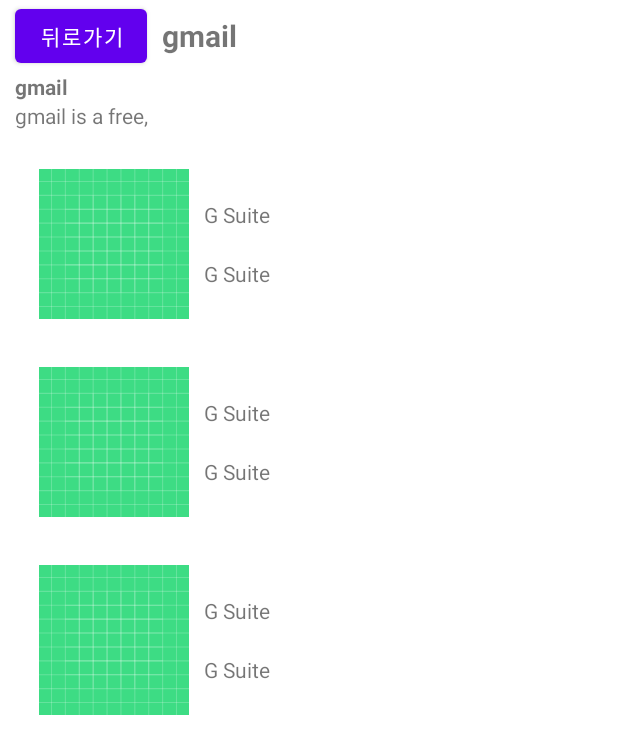
After one commit to yooeunyeoul/BugsReport, an Android app: the layout activity_search_result.xml on its own in the app's theme, with its tools: preview values and no code run, on a phone screen of 412 x 824 dp. The commit adds this screen. Shown: the top 754 px of the screen. Run offline under Robolectric (Android 15) with nearby library versions, the phone set to English and light mode, and no system bars; network calls fail.

Commit message:
bugs report

```diff
--- a/app/src/main/AndroidManifest.xml
+++ b/app/src/main/AndroidManifest.xml
@@ -22,6 +22,7 @@
                 <category android:name="android.intent.category.LAUNCHER" />
             </intent-filter>
         </activity>
+        <activity android:name=".SearchResultActivity"/>
     </application>
 
 </manifest>
--- /dev/null
+++ b/app/src/main/res/layout/activity_search_result.xml
@@ -0,0 +1,80 @@
+<?xml version="1.0" encoding="utf-8"?>
+<androidx.constraintlayout.widget.ConstraintLayout xmlns:android="http://schemas.android.com/apk/res/android"
+    xmlns:app="http://schemas.android.com/apk/res-auto"
+    xmlns:tools="http://schemas.android.com/tools"
+    android:layout_width="match_parent"
+    android:layout_height="match_parent">
+
+
+    <LinearLayout
+        android:id="@+id/toolbar"
+        android:layout_width="match_parent"
+        android:layout_height="wrap_content"
+        app:layout_constraintBaseline_toTopOf="parent"
+        app:layout_constraintEnd_toEndOf="parent"
+        app:layout_constraintStart_toStartOf="parent">
+
+        <Button
+            android:id="@+id/btnBack"
+            android:layout_width="wrap_content"
+            android:layout_height="wrap_content"
+            android:layout_marginStart="10dp"
+            android:layout_marginLeft="10dp"
+            android:text="뒤로가기" />
+
+        <TextView
+            android:id="@+id/tvKeyword"
+            android:layout_width="wrap_content"
+            android:layout_height="wrap_content"
+            android:layout_gravity="center_vertical"
+            android:layout_marginStart="10dp"
+            android:layout_marginLeft="10dp"
+            android:textSize="20sp"
+            android:textStyle="bold"
+            tools:text="gmail" />
+    </LinearLayout>
+
+    <LinearLayout
+        android:id="@+id/headerView"
+        android:layout_width="match_parent"
+        android:layout_height="wrap_content"
+        android:layout_marginStart="10dp"
+        android:layout_marginLeft="10dp"
+        android:layout_marginEnd="10dp"
+        android:layout_marginRight="19dp"
+        android:orientation="vertical"
+        app:layout_constraintTop_toBottomOf="@+id/toolbar">
+
+        <ImageView
+            android:id="@+id/headerIamge"
+            android:layout_width="wrap_content"
+            android:layout_height="wrap_content" />
+
+        <TextView
+            android:id="@+id/headerTitle"
+            android:layout_width="wrap_content"
+            android:layout_height="wrap_content"
+            android:textStyle="bold"
+            tools:text="gmail" />
+
+        <TextView
+            android:id="@+id/headerDes"
+            android:layout_width="wrap_content"
+            android:layout_height="wrap_content"
+            tools:text="gmail is a free," />
+
+    </LinearLayout>
+
+    <androidx.recyclerview.widget.RecyclerView
+        android:id="@+id/listViewBody"
+        android:layout_width="match_parent"
+        android:layout_height="wrap_content"
+        android:layout_marginStart="10dp"
+        android:layout_marginTop="10dp"
+        app:layoutManager="androidx.recyclerview.widget.LinearLayoutManager"
+        android:layout_marginEnd="10dp"
+        app:layout_constraintTop_toBottomOf="@+id/headerView"
+        tools:listitem="@layout/item_body" />
+
+
+</androidx.constraintlayout.widget.ConstraintLayout>
--- /dev/null
+++ b/app/src/main/res/layout/item_body.xml
@@ -0,0 +1,43 @@
+<?xml version="1.0" encoding="utf-8"?>
+<layout>
+    <androidx.constraintlayout.widget.ConstraintLayout xmlns:android="http://schemas.android.com/apk/res/android"
+        xmlns:app="http://schemas.android.com/apk/res-auto"
+        xmlns:tools="http://schemas.android.com/tools"
+        android:layout_width="match_parent"
+        android:layout_height="wrap_content"
+        android:layout_margin="16dp">
+
+        <ImageView
+            android:id="@+id/bodyImage"
+            android:layout_width="100dp"
+            android:layout_height="100dp"
+            app:layout_constraintStart_toStartOf="parent"
+            app:layout_constraintTop_toBottomOf="parent"
+            app:layout_constraintTop_toTopOf="parent"
+            tools:src="@drawable/ic_launcher_background" />
+
+        <TextView
+            android:id="@+id/botyTitle"
+            android:layout_width="wrap_content"
+            android:layout_height="wrap_content"
+            android:layout_marginStart="10dp"
+            android:layout_marginLeft="10dp"
+            app:layout_constraintBottom_toTopOf="@+id/bodyDes"
+            app:layout_constraintStart_toEndOf="@+id/bodyImage"
+            app:layout_constraintTop_toTopOf="parent"
+            tools:text="G Suite" />
+
+        <TextView
+            android:id="@+id/bodyDes"
+            android:layout_width="wrap_content"
+            android:layout_height="wrap_content"
+            android:layout_marginStart="10dp"
+            android:layout_marginLeft="10dp"
+            app:layout_constraintBottom_toBottomOf="@+id/bodyImage"
+            app:layout_constraintStart_toEndOf="@id/bodyImage"
+            app:layout_constraintTop_toBottomOf="@id/botyTitle"
+            tools:text="G Suite" />
+
+
+    </androidx.constraintlayout.widget.ConstraintLayout>
+</layout>
```
Also changed, not shown: HttpConnection/src/main/java/com/dongeul/httpconnection/HttpConnection.kt (+27 -35 lines), app/build.gradle (+11 -0 lines), app/src/main/java/com/dongeul/bugsreport/MainActivity.kt (+16 -10 lines), app/src/main/java/com/dongeul/bugsreport/SearchResultActivity.kt (added, +57 -0 lines), app/src/main/java/com/dongeul/bugsreport/adapter/BodyAdapter.kt (added, +42 -0 lines), app/src/main/java/com/dongeul/bugsreport/dataSource/WikiRemoteDataSource.kt (added, +87 -0 lines), app/src/main/java/com/dongeul/bugsreport/model/BodyItem.kt (added, +8 -0 lines), app/src/main/java/com/dongeul/bugsreport/model/HeaderItem.kt (added, +7 -0 lines), app/src/main/java/com/dongeul/bugsreport/util/Util.kt (added, +26 -0 lines), app/src/main/java/com/dongeul/bugsreport/viewmodel/MainViewModel.kt (added, +33 -0 lines), app/src/main/java/com/dongeul/bugsreport/viewmodel/WikiViewModelFactory.kt (added, +15 -0 lines), app/src/main/res/layout/activity_main.xml (+16 -4 lines).
